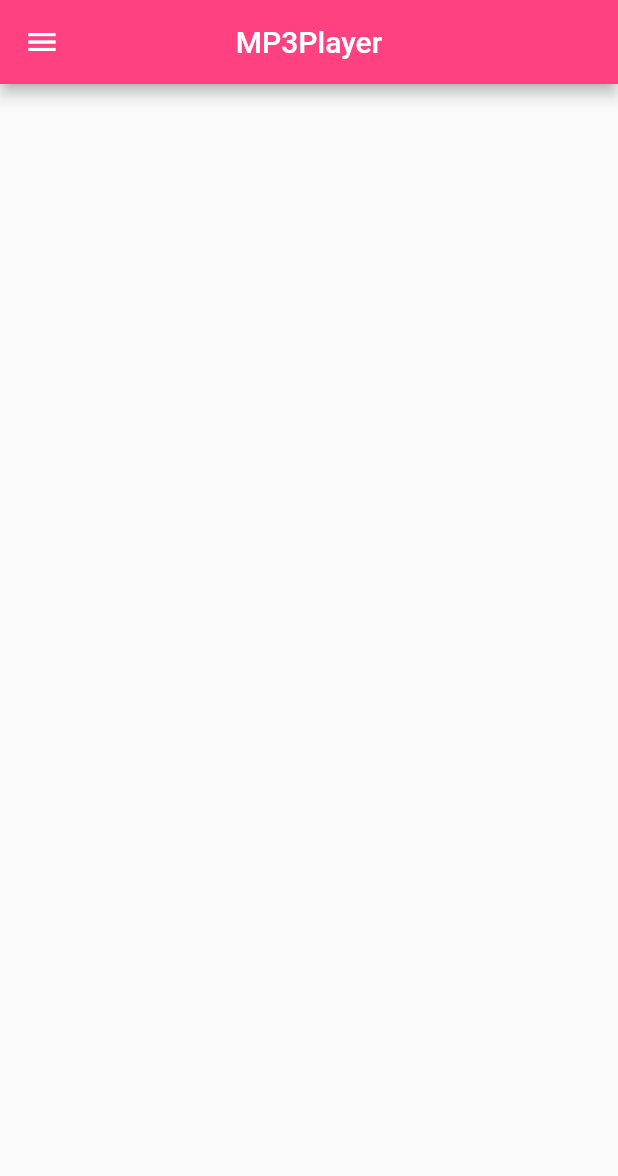
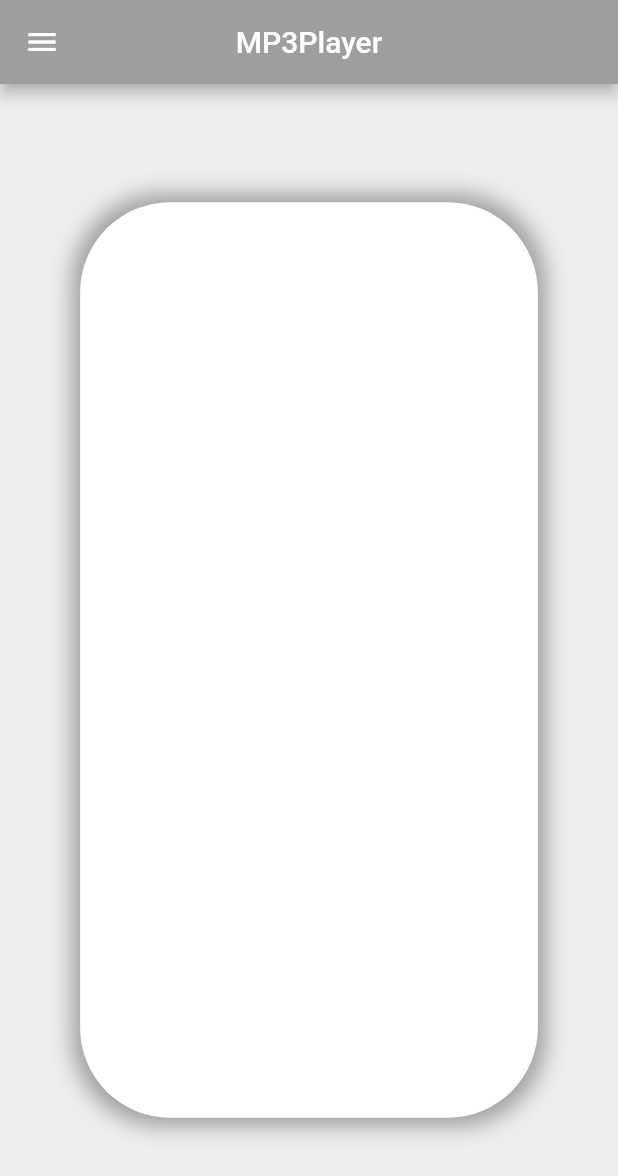
Before and after one commit to Eznopot/EPI_Flutter_I, a Flutter app: the Mp3Player screen opened by its route, on a phone screen of 412 x 824 dp. Shown: the top 1176 px of the screen. Run offline on Flutter 3.47's test engine with Material 2 defaults, Android fonts, the phone set to English and light mode, and no system bars.

Commit message:
[MP3] (AH) : mp3 player page UI has been improved

```diff
--- a/epi_flutter_1/lib/pages/mp3_player_page.dart
+++ b/epi_flutter_1/lib/pages/mp3_player_page.dart
@@ -1,3 +1,4 @@
+import 'package:epi_flutter_1/widgets/ButtonHoverMusicPlayer.dart';
 import 'package:epi_flutter_1/widgets/drawer_music_player_widget.dart';
 import 'package:flutter/cupertino.dart';
 import 'package:flutter/material.dart';
@@ -10,17 +11,32 @@
 class _Mp3Player extends State<Mp3Player> {
   @override
   Widget build(BuildContext context) {
+    double width = MediaQuery.of(context).size.width;
+    double height = MediaQuery.of(context).size.height;
+    print(width);
     return Scaffold(
+      backgroundColor: Colors.grey[200],
       appBar: AppBar(
         title: const Text('MP3Player'),
         centerTitle: true,
-        backgroundColor: Colors.pinkAccent,
+        backgroundColor: Colors.grey,
       ),
-        drawer: const DrawerMusicPlayerWidget(),
-          body: Center(
-            child: Column(
-              mainAxisAlignment: MainAxisAlignment.center,
-              children: <Widget>[],
+      drawer: const DrawerMusicPlayerWidget(),
+      body: Center(
+        child: Container(
+          width: width / 1.35,
+          height: height / 1.35,
+          decoration: BoxDecoration(
+              borderRadius: BorderRadius.circular(60),
+              color: Colors.white,
+              boxShadow: [
+                new BoxShadow(
+                  blurRadius: 12,
+                  spreadRadius: 5,
+                  color: Colors.grey,
+                )
+              ]
+          ),
         ),
       ),
     );
```
